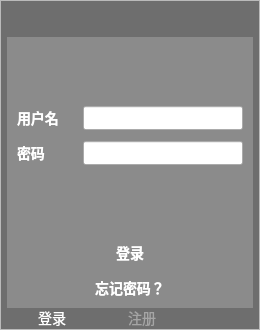
First picture: the form in UI/loginUI.ui, repository 2023YuJun/boneage_pyqt5, before the edit.
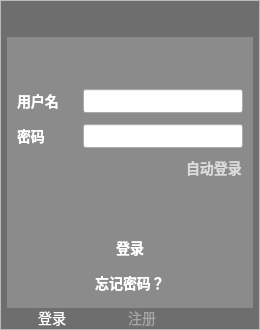
Second picture: the form after the edit. Icons and pictures are not drawn.

Commit message: 添加自动登录功能

Diff of the .ui file:
```diff
--- a/UI/loginUI.ui
+++ b/UI/loginUI.ui
@@ -112,6 +112,29 @@
 QTabBar::tab:selected {
     color: white;
 }
+
+QCheckBox
+{
+	font-size: 14px;
+	font-family: &quot;Microsoft YaHei&quot;;
+	font-weight: bold;
+	background:rgba(66, 195, 255, 0);
+	color: rgb(218, 218, 218);
+}
+
+QCheckBox::indicator {
+	width: 17px;
+	height: 17px;
+	margin-right: -5px;
+}
+QCheckBox::indicator:unchecked {
+    image: url(:/global/icon/button-off.png);
+}
+
+QCheckBox::indicator:checked {   
+    image: url(:/global/icon/button-on.png);
+}
+
 </string>
   </property>
   <property name="iconSize">
@@ -368,7 +391,7 @@
                   <number>10</number>
                  </property>
                  <property name="bottomMargin">
-                  <number>5</number>
+                  <number>10</number>
                  </property>
                  <item>
                   <spacer name="verticalSpacer_2">
@@ -513,6 +536,45 @@
                    </item>
                   </layout>
                  </item>
+                 <item>
+                  <layout class="QHBoxLayout" name="horizontalLayout_11">
+                   <property name="spacing">
+                    <number>0</number>
+                   </property>
+                   <item>
+                    <spacer name="horizontalSpacer_10">
+                     <property name="orientation">
+                      <enum>Qt::Horizontal</enum>
+                     </property>
+                     <property name="sizeHint" stdset="0">
+                      <size>
+                       <width>40</width>
+                       <height>20</height>
+                      </size>
+                     </property>
+                    </spacer>
+                   </item>
+                   <item>
+                    <widget class="QCheckBox" name="autologin">
+                     <property name="maximumSize">
+                      <size>
+                       <width>16777215</width>
+                       <height>16777215</height>
+                      </size>
+                     </property>
+                     <property name="text">
+                      <string>自动登录</string>
+                     </property>
+                     <property name="iconSize">
+                      <size>
+                       <width>14</width>
+                       <height>14</height>
+                      </size>
+                     </property>
+                    </widget>
+                   </item>
+                  </layout>
+                 </item>
                  <item>
                   <spacer name="verticalSpacer_3">
                    <property name="orientation">
```
The commit also changes 4 other files.
